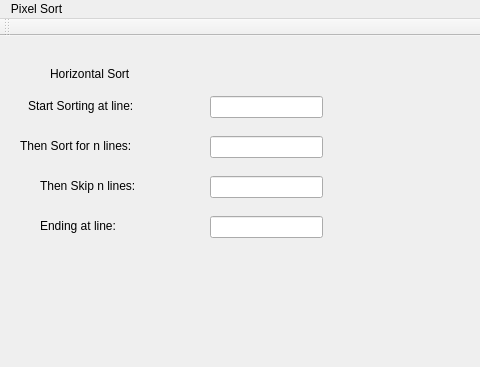
The window that imageviewer.ui (allen-garvey/pixel-sorter-gui) describes before a commit, drawn with Qt 5; both pictures show x 0 to 480 and y 0 to 367 of the 1202 by 634 pixel window.
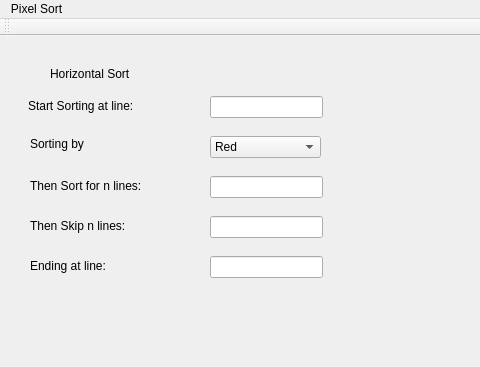
The same window after the commit.

Commit message: Add combo box for sort type

The edit to the form file:
```diff
--- a/imageviewer.ui
+++ b/imageviewer.ui
@@ -62,8 +62,8 @@
    <widget class="QLabel" name="label_2">
     <property name="geometry">
      <rect>
-      <x>20</x>
-      <y>100</y>
+      <x>30</x>
+      <y>140</y>
       <width>141</width>
       <height>20</height>
      </rect>
@@ -76,7 +76,7 @@
     <property name="geometry">
      <rect>
       <x>210</x>
-      <y>100</y>
+      <y>140</y>
       <width>113</width>
       <height>22</height>
      </rect>
@@ -109,7 +109,7 @@
     <property name="geometry">
      <rect>
       <x>210</x>
-      <y>140</y>
+      <y>180</y>
       <width>113</width>
       <height>22</height>
      </rect>
@@ -118,8 +118,8 @@
    <widget class="QLabel" name="label_4">
     <property name="geometry">
      <rect>
-      <x>40</x>
-      <y>140</y>
+      <x>30</x>
+      <y>180</y>
       <width>111</width>
       <height>20</height>
      </rect>
@@ -131,8 +131,8 @@
    <widget class="QLabel" name="label_5">
     <property name="geometry">
      <rect>
-      <x>40</x>
-      <y>180</y>
+      <x>30</x>
+      <y>220</y>
       <width>111</width>
       <height>20</height>
      </rect>
@@ -145,7 +145,7 @@
     <property name="geometry">
      <rect>
       <x>210</x>
-      <y>180</y>
+      <y>220</y>
       <width>113</width>
       <height>22</height>
      </rect>
@@ -164,6 +164,44 @@
      <string>Horizontal Sort</string>
     </property>
    </widget>
+   <widget class="QLabel" name="label">
+    <property name="geometry">
+     <rect>
+      <x>30</x>
+      <y>100</y>
+      <width>121</width>
+      <height>16</height>
+     </rect>
+    </property>
+    <property name="text">
+     <string>Sorting by</string>
+    </property>
+   </widget>
+   <widget class="QComboBox" name="comboBox">
+    <property name="geometry">
+     <rect>
+      <x>210</x>
+      <y>100</y>
+      <width>111</width>
+      <height>22</height>
+     </rect>
+    </property>
+    <item>
+     <property name="text">
+      <string>Red</string>
+     </property>
+    </item>
+    <item>
+     <property name="text">
+      <string>Green</string>
+     </property>
+    </item>
+    <item>
+     <property name="text">
+      <string>Blue</string>
+     </property>
+    </item>
+   </widget>
   </widget>
   <widget class="QMenuBar" name="menuBar">
    <property name="geometry">
```
Left out of the diff: 8 changed lines with no effect on the pictures. Lines whose indentation alone changed are shown as unchanged.
